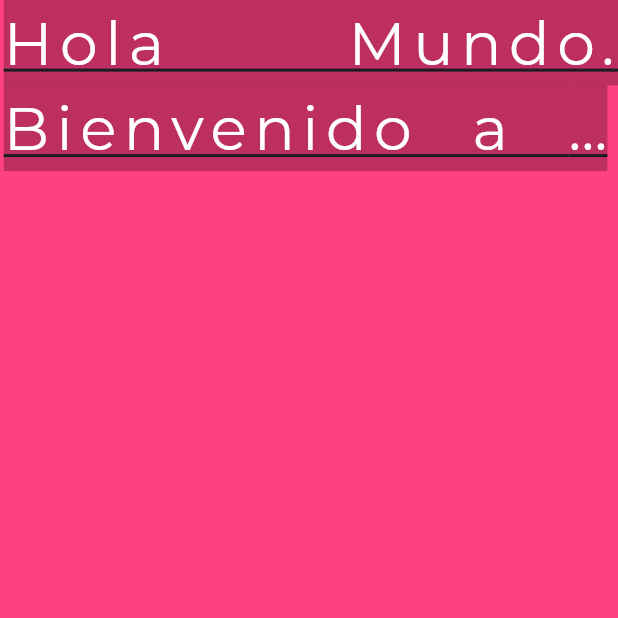
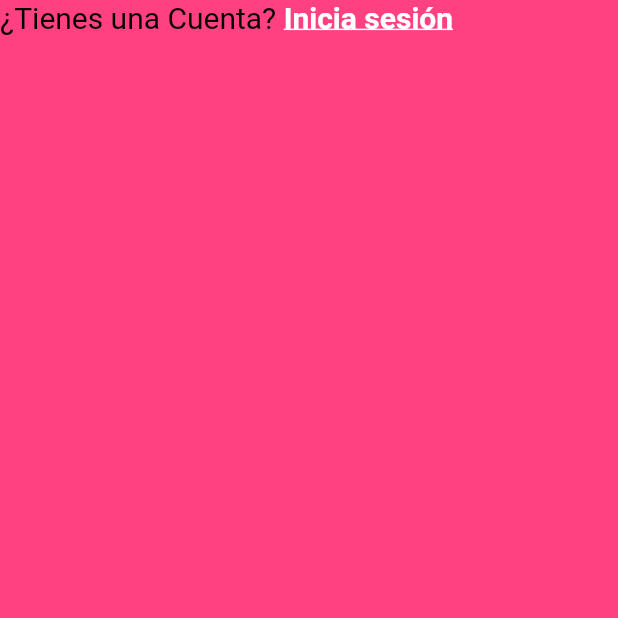
Before and after one commit to RonaldBecerra/flutter_my_first_app, a Flutter app: the screen it shows after launch, on a phone screen of 412 x 824 dp, the top half of it. Run offline on Flutter 3.47's test engine with Material 3 defaults, Android fonts, the phone set to English and light mode, and no system bars; project files that could hold a hidden picture were left out.

Commit message:
Hasta la clase 5 del módulo 2

```diff
--- a/lib/Pages/MyHomePage.dart
+++ b/lib/Pages/MyHomePage.dart
@@ -1,4 +1,5 @@
 import 'package:flutter/material.dart';
+import 'package:my_first_app/Widgets/MyRichText.dart';
 
 import '../Widgets/MyText.dart';
 
@@ -26,7 +27,7 @@ class _MyHomePageState extends State<MyHomePage> {
     return Scaffold(
       backgroundColor: Colors.pinkAccent,
       body: SafeArea(
-        child: MyText(),
+        child: MyRichText(),
       )
     );
   }
--- /dev/null
+++ b/lib/Widgets/MyRichText.dart
@@ -0,0 +1,28 @@
+import 'package:flutter/material.dart';
+
+class MyRichText extends StatelessWidget{
+  @override
+  Widget build(BuildContext context) {
+    // TODO: implement build
+    return RichText(text:
+      TextSpan(
+        text: "¿Tienes una Cuenta? ",
+        style: TextStyle(
+          color: Colors.black,
+          fontSize: 20,
+        ),
+        children: [
+          TextSpan(
+            text: "Inicia sesión",
+            style: TextStyle(
+              color: Colors.white,
+              fontWeight: FontWeight.bold,
+              decoration: TextDecoration.underline,
+              fontSize: 20,
+            ),
+          ),
+        ],
+      ),
+    );
+  }
+}
```
